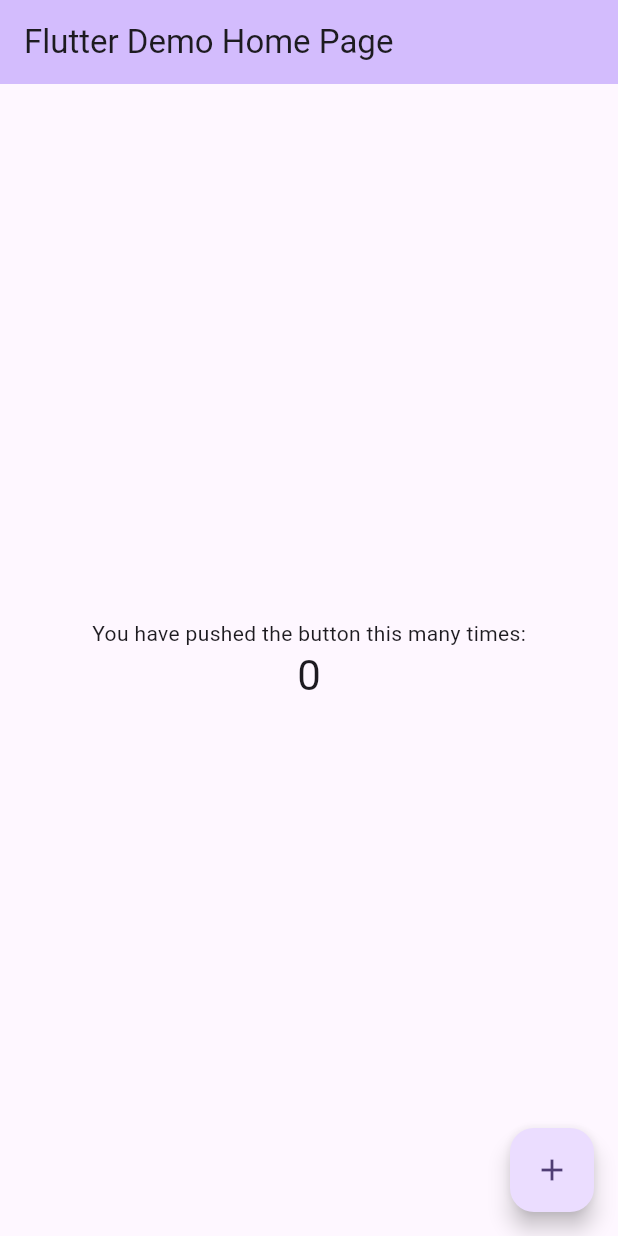
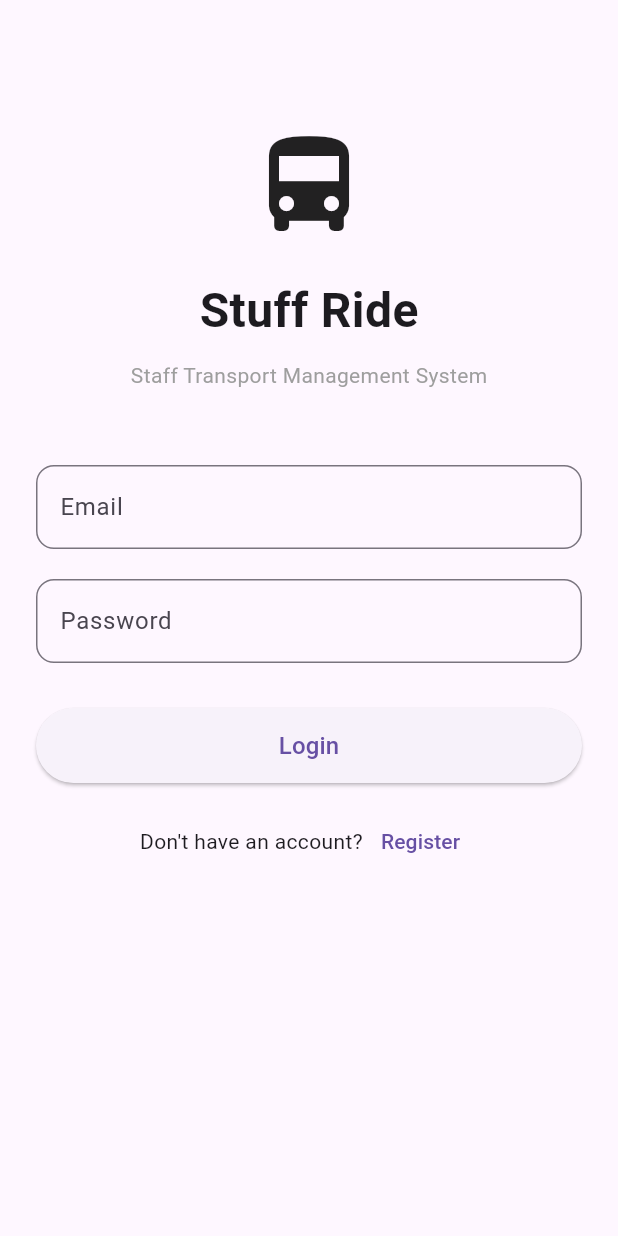
Before and after one commit to Sandun-Gunawardana/stuff_ride, a Flutter app: the screen it shows after launch, on a phone screen of 412 x 824 dp. Run offline on Flutter 3.47's test engine with Material 3 defaults, Android fonts, the phone set to English and light mode, and no system bars.

Commit message:
Created the Login Screen and Splash Screen

```diff
--- a/lib/features/auth/screens/login_screen.dart
+++ b/lib/features/auth/screens/login_screen.dart
@@ -0,0 +1,111 @@
+import 'package:flutter/material.dart';
+import 'register_screen.dart';
+
+class LoginScreen extends StatelessWidget {
+  const LoginScreen({super.key});
+
+  @override
+  Widget build(BuildContext context) {
+    return Scaffold(
+      body: SafeArea(
+        child: SingleChildScrollView(
+          padding: const EdgeInsets.all(24),
+          child: Column(
+            crossAxisAlignment: CrossAxisAlignment.stretch,
+            children: [
+              const SizedBox(height: 60),
+
+              const Icon(
+                Icons.directions_bus,
+                size: 80,
+              ),
+
+              const SizedBox(height: 20),
+
+              const Center(
+                child: Text(
+                  "Stuff Ride",
+                  style: TextStyle(
+                    fontSize: 32,
+                    fontWeight: FontWeight.bold,
+                  ),
+                ),
+              ),
+
+              const SizedBox(height: 10),
+
+              const Center(
+                child: Text(
+                  "Staff Transport Management System",
+                  style: TextStyle(
+                    color: Colors.grey,
+                  ),
+                ),
+              ),
+
+              const SizedBox(height: 50),
+
+              TextField(
+                decoration: InputDecoration(
+                  labelText: "Email",
+                  hintText: "Enter your email",
+                  border: OutlineInputBorder(
+                    borderRadius: BorderRadius.circular(12),
+                  ),
+                ),
+              ),
+
+              const SizedBox(height: 20),
+
+              TextField(
+                obscureText: true,
+                decoration: InputDecoration(
+                  labelText: "Password",
+                  hintText: "Enter your password",
+                  border: OutlineInputBorder(
+                    borderRadius: BorderRadius.circular(12),
+                  ),
+                ),
+              ),
+
+              const SizedBox(height: 30),
+
+              SizedBox(
+                height: 50,
+                child: ElevatedButton(
+                  onPressed: () {
+                    // Firebase login will be added later
+                  },
+                  child: const Text(
+                    "Login",
+                    style: TextStyle(fontSize: 16),
+                  ),
+                ),
+              ),
+
+              const SizedBox(height: 15),
+
+              Row(
+                mainAxisAlignment: MainAxisAlignment.center,
+                children: [
+                  const Text("Don't have an account?"),
+                  TextButton(
+                    onPressed: () {
+                      Navigator.push(
+                        context,
+                        MaterialPageRoute(
+                          builder: (_) => const RegisterScreen(),
+                        ),
+                      );
+                    },
+                    child: const Text("Register"),
+                  ),
+                ],
+              ),
+            ],
+          ),
+        ),
+      ),
+    );
+  }
+}
--- a/lib/main.dart
+++ b/lib/main.dart
@@ -1,122 +1,19 @@
 import 'package:flutter/material.dart';
+import 'features/auth/screens/splash_screen.dart';
 
 void main() {
-  runApp(const MyApp());
+  runApp(const StuffRideApp());
 }
 
-class MyApp extends StatelessWidget {
-  const MyApp({super.key});
+class StuffRideApp extends StatelessWidget {
+  const StuffRideApp({super.key});
 
-  // This widget is the root of your application.
   @override
   Widget build(BuildContext context) {
     return MaterialApp(
-      title: 'Flutter Demo',
-      theme: ThemeData(
-        // This is the theme of your application.
-        //
-        // TRY THIS: Try running your application with "flutter run". You'll see
-        // the application has a purple toolbar. Then, without quitting the app,
-        // try changing the seedColor in the colorScheme below to Colors.green
-        // and then invoke "hot reload" (save your changes or press the "hot
-        // reload" button in a Flutter-supported IDE, or press "r" if you used
-        // the command line to start the app).
-        //
-        // Notice that the counter didn't reset back to zero; the application
-        // state is not lost during the reload. To reset the state, use hot
-        // restart instead.
-        //
-        // This works for code too, not just values: Most code changes can be
-        // tested with just a hot reload.
-        colorScheme: .fromSeed(seedColor: Colors.deepPurple),
-      ),
-      home: const MyHomePage(title: 'Flutter Demo Home Page'),
+      debugShowCheckedModeBanner: false,
+      title: 'Stuff Ride',
+      home: const SplashScreen(),
     );
   }
 }
-
-class MyHomePage extends StatefulWidget {
-  const MyHomePage({super.key, required this.title});
-
-  // This widget is the home page of your application. It is stateful, meaning
-  // that it has a State object (defined below) that contains fields that affect
-  // how it looks.
-
-  // This class is the configuration for the state. It holds the values (in this
-  // case the title) provided by the parent (in this case the App widget) and
-  // used by the build method of the State. Fields in a Widget subclass are
-  // always marked "final".
-
-  final String title;
-
-  @override
-  State<MyHomePage> createState() => _MyHomePageState();
-}
-
-class _MyHomePageState extends State<MyHomePage> {
-  int _counter = 0;
-
-  void _incrementCounter() {
-    setState(() {
-      // This call to setState tells the Flutter framework that something has
-      // changed in this State, which causes it to rerun the build method below
-      // so that the display can reflect the updated values. If we changed
-      // _counter without calling setState(), then the build method would not be
-      // called again, and so nothing would appear to happen.
-      _counter++;
-    });
-  }
-
-  @override
-  Widget build(BuildContext context) {
-    // This method is rerun every time setState is called, for instance as done
-    // by the _incrementCounter method above.
-    //
-    // The Flutter framework has been optimized to make rerunning build methods
-    // fast, so that you can just rebuild anything that needs updating rather
-    // than having to individually change instances of widgets.
-    return Scaffold(
-      appBar: AppBar(
-        // TRY THIS: Try changing the color here to a specific color (to
-        // Colors.amber, perhaps?) and trigger a hot reload to see the AppBar
-        // change color while the other colors stay the same.
-        backgroundColor: Theme.of(context).colorScheme.inversePrimary,
-        // Here we take the value from the MyHomePage object that was created by
-        // the App.build method, and use it to set our appbar title.
-        title: Text(widget.title),
-      ),
-      body: Center(
-        // Center is a layout widget. It takes a single child and positions it
-        // in the middle of the parent.
-        child: Column(
-          // Column is also a layout widget. It takes a list of children and
-          // arranges them vertically. By default, it sizes itself to fit its
-          // children horizontally, and tries to be as tall as its parent.
-          //
-          // Column has various properties to control how it sizes itself and
-          // how it positions its children. Here we use mainAxisAlignment to
-          // center the children vertically; the main axis here is the vertical
-          // axis because Columns are vertical (the cross axis would be
-          // horizontal).
-          //
-          // TRY THIS: Invoke "debug painting" (choose the "Toggle Debug Paint"
-          // action in the IDE, or press "p" in the console), to see the
-          // wireframe for each widget.
-          mainAxisAlignment: .center,
-          children: [
-            const Text('You have pushed the button this many times:'),
-            Text(
-              '$_counter',
-              style: Theme.of(context).textTheme.headlineMedium,
-            ),
-          ],
-        ),
-      ),
-      floatingActionButton: FloatingActionButton(
-        onPressed: _incrementCounter,
-        tooltip: 'Increment',
-        child: const Icon(Icons.add),
-      ),
-    );
-  }
-}
```
Also changed, not shown: lib/features/auth/screens/register_screen.dart (+78 -0 lines).
